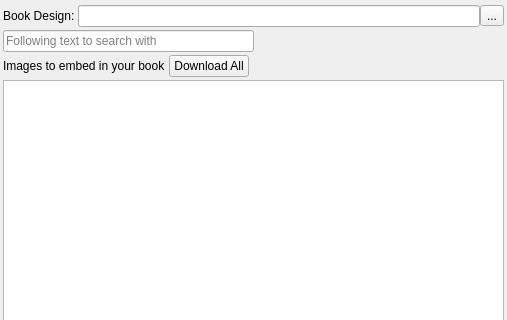
Qt form design/textdialog.ui (kokimame/joytan) before a commit; both pictures show x 0 to 507 and y 0 to 320 of the 507 by 653 pixel window.
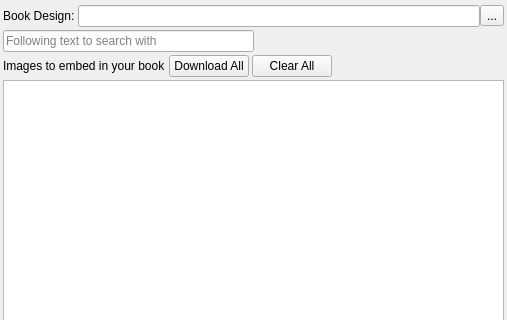
The same form after that commit.

Commit message: Option to clear all images

Diff of the .ui file:
```diff
--- a/design/textdialog.ui
+++ b/design/textdialog.ui
@@ -103,6 +103,13 @@
        </property>
       </widget>
      </item>
+     <item>
+      <widget class="QPushButton" name="clearAll">
+       <property name="text">
+        <string>Clear All</string>
+       </property>
+      </widget>
+     </item>
      <item>
       <spacer name="horizontalSpacer_5">
        <property name="orientation">
```
The commit also changes 3 other files.
